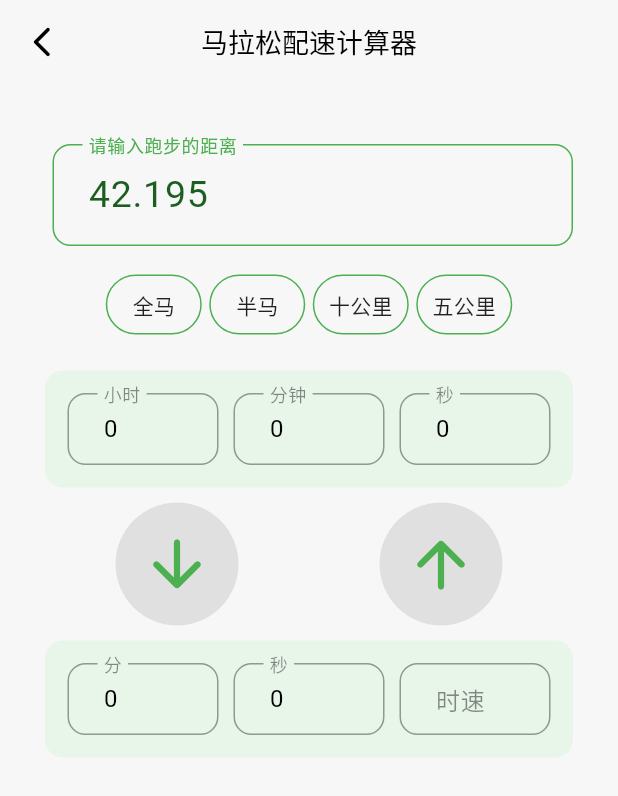
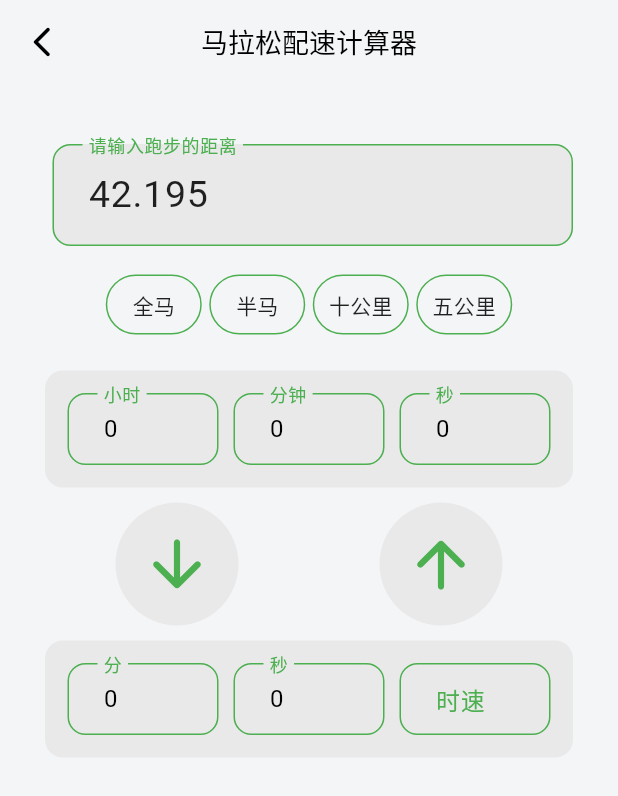
Before and after one commit to lintex/cabbbage, a Flutter app: the PaceCalculatePage screen opened directly, on a phone screen of 412 x 824 dp. Shown: the top 796 px of the screen. Run offline on Flutter 3.47's test engine with Material 3 defaults, Android fonts, the light colour scheme and no system bars; our stand-ins replace flutter_slidable, get, get_storage, isar, timeline_tile; accounts and stored records are empty; generated files the repository leaves out were written again.

Commit message:
黑暗模式所有页面修复

```diff
--- a/lib/components/my_textfield.dart
+++ b/lib/components/my_textfield.dart
@@ -28,13 +28,14 @@ class MyTextField extends StatelessWidget {
         border: roundBorder,
         enabledBorder: roundBorder,
         filled: true, // * 只有filled为true时，下面的fillColor才有效
-        fillColor: Theme.of(context).colorScheme.secondary,
+        fillColor: Theme.of(context).colorScheme.primary,
         focusedBorder: const OutlineInputBorder(
           borderSide: BorderSide(color: Colors.blue, width: 2),
           borderRadius: BorderRadius.all(Radius.circular(10)),
         ),
         hintText: hintText,
-        hintStyle: TextStyle(color: Theme.of(context).colorScheme.tertiary),
+        hintStyle:
+            TextStyle(color: Theme.of(context).colorScheme.inversePrimary),
         //labelText: labelText,
         labelStyle: const TextStyle(fontSize: 14),
       ),
--- a/lib/pages/marathonPage/my_marathon_list_tile.dart
+++ b/lib/pages/marathonPage/my_marathon_list_tile.dart
@@ -70,8 +70,8 @@ class MyMarathonListTile extends StatelessWidget {
                           .difference(DateTime.now())
                           .inHours <
                       24
-                  ? const Color.fromARGB(255, 246, 246, 246)
-                  : const Color.fromARGB(255, 234, 242, 255)),
+                  ? Theme.of(context).colorScheme.primary
+                  : Theme.of(context).colorScheme.primaryContainer),
           child: Row(
             mainAxisAlignment: MainAxisAlignment.spaceBetween,
             children: [
--- a/lib/pages/paceCalculatePage/my_pace_calculate_textfield.dart
+++ b/lib/pages/paceCalculatePage/my_pace_calculate_textfield.dart
@@ -36,19 +36,24 @@ class MyPaceCalculateTextField extends StatelessWidget {
       // errorText:_hourErrorText.isEmpty ? null : "6小时关门"
 
       decoration: InputDecoration(
-        focusedBorder: const OutlineInputBorder(
-          borderSide: BorderSide(color: Colors.black45, width: 2),
-          borderRadius: BorderRadius.all(Radius.circular(10)),
+        focusedBorder: OutlineInputBorder(
+          borderSide: BorderSide(
+              color: Theme.of(context).colorScheme.onSecondaryContainer,
+              width: 2),
+          borderRadius: const BorderRadius.all(Radius.circular(10)),
         ),
         contentPadding: const EdgeInsets.fromLTRB(20, 5, 10, 5),
         // 直接设置border 不起作用
         border: const OutlineInputBorder(
             borderRadius: BorderRadius.all(Radius.circular(12))),
-        enabledBorder: const OutlineInputBorder(
-            borderSide: BorderSide(color: Colors.black38, width: 1),
-            borderRadius: BorderRadius.all(Radius.circular(12))),
+        enabledBorder: OutlineInputBorder(
+            borderSide: BorderSide(
+                color: Theme.of(context).colorScheme.onSecondaryContainer,
+                width: 1),
+            borderRadius: const BorderRadius.all(Radius.circular(12))),
         labelText: text,
-        labelStyle: const TextStyle(color: Colors.black45),
+        labelStyle: TextStyle(
+            color: Theme.of(context).colorScheme.onSecondaryContainer),
         // hintStyle: const TextStyle(color: Colors.green),
       ),
     );
--- a/lib/pages/pace_calculate_page.dart
+++ b/lib/pages/pace_calculate_page.dart
@@ -118,25 +118,40 @@ class _PaceCalculatePageState extends State<PaceCalculatePage> {
                         keyboardType: TextInputType.number,
                         //autofocus: true,
                         textInputAction: TextInputAction.go,
-                        style:
-                            TextStyle(fontSize: 25, color: Colors.green[900]),
-                        decoration: const InputDecoration(
-                          contentPadding: EdgeInsets.fromLTRB(20, 15, 20, 15),
-                          border: OutlineInputBorder(
+                        style: TextStyle(
+                            fontSize: 25,
+                            color:
+                                Theme.of(context).colorScheme.inversePrimary),
+                        decoration: InputDecoration(
+                          filled: true,
+                          fillColor: Theme.of(context).colorScheme.primary,
+                          contentPadding:
+                              const EdgeInsets.fromLTRB(20, 15, 20, 15),
+                          border: const OutlineInputBorder(
                               borderRadius:
                                   BorderRadius.all(Radius.circular(12))),
                           enabledBorder: OutlineInputBorder(
-                              borderSide:
-                                  BorderSide(color: Colors.green, width: 1),
+                              borderSide: BorderSide(
+                                  color: Theme.of(context)
+                                      .colorScheme
+                                      .onSecondaryContainer,
+                                  width: 1),
                               borderRadius:
-                                  BorderRadius.all(Radius.circular(12))),
+                                  const BorderRadius.all(Radius.circular(12))),
                           focusedBorder: OutlineInputBorder(
-                            borderSide:
-                                BorderSide(color: Colors.green, width: 2),
-                            borderRadius: BorderRadius.all(Radius.circular(10)),
+                            borderSide: BorderSide(
+                                color: Theme.of(context)
+                                    .colorScheme
+                                    .onSecondaryContainer,
+                                width: 2),
+                            borderRadius:
+                                const BorderRadius.all(Radius.circular(10)),
                           ),
                           labelText: "请输入跑步的距离",
-                          labelStyle: TextStyle(color: Colors.green),
+                          labelStyle: TextStyle(
+                              color: Theme.of(context)
+                                  .colorScheme
+                                  .onSecondaryContainer),
                         ),
                       ),
                     ),
@@ -154,8 +169,10 @@ class _PaceCalculatePageState extends State<PaceCalculatePage> {
                       },
                       style: ButtonStyle(
                         side: MaterialStateProperty.all(
-                          const BorderSide(
-                              color: Colors.green, // 设置边框颜色为蓝色
+                          BorderSide(
+                              color: Theme.of(context)
+                                  .colorScheme
+                                  .onSecondaryContainer, // 设置边框颜色为蓝色
                               width: 1),
                         ),
                         padding: MaterialStateProperty.all(EdgeInsets.zero),
@@ -176,8 +193,10 @@ class _PaceCalculatePageState extends State<PaceCalculatePage> {
                       },
                       style: ButtonStyle(
                         side: MaterialStateProperty.all(
-                          const BorderSide(
-                              color: Colors.green, // 设置边框颜色为蓝色
+                          BorderSide(
+                              color: Theme.of(context)
+                                  .colorScheme
+                                  .onSecondaryContainer, // 设置边框颜色为蓝色
                               width: 1),
                         ),
                         padding: MaterialStateProperty.all(EdgeInsets.zero),
@@ -198,8 +217,10 @@ class _PaceCalculatePageState extends State<PaceCalculatePage> {
                       },
                       style: ButtonStyle(
                         side: MaterialStateProperty.all(
-                          const BorderSide(
-                              color: Colors.green, // 设置边框颜色为蓝色
+                          BorderSide(
+                              color: Theme.of(context)
+                                  .colorScheme
+                                  .onSecondaryContainer,
                               width: 1),
                         ),
                         padding: MaterialStateProperty.all(EdgeInsets.zero),
@@ -220,8 +241,10 @@ class _PaceCalculatePageState extends State<PaceCalculatePage> {
                       },
                       style: ButtonStyle(
                         side: MaterialStateProperty.all(
-                          const BorderSide(
-                              color: Colors.green, // 设置边框颜色为蓝色
+                          BorderSide(
+                              color: Theme.of(context)
+                                  .colorScheme
+                                  .onSecondaryContainer, // 设置边框颜色为蓝色
                               width: 1),
                         ),
                         padding: MaterialStateProperty.all(EdgeInsets.zero),
@@ -240,7 +263,7 @@ class _PaceCalculatePageState extends State<PaceCalculatePage> {
                 ),
                 Container(
                   decoration: BoxDecoration(
-                      color: Colors.green[50],
+                      color: Theme.of(context).colorScheme.primary,
                       borderRadius: BorderRadius.circular(12)),
                   padding: const EdgeInsets.all(15),
                   child: Row(
@@ -275,9 +298,10 @@ class _PaceCalculatePageState extends State<PaceCalculatePage> {
                       color: Theme.of(context).colorScheme.primary,
                       padding: const EdgeInsets.all(16),
                       shape: const CircleBorder(),
-                      child: const Icon(
+                      child: Icon(
                         Icons.arrow_downward_rounded,
-                        color: Colors.green,
+                        color:
+                            Theme.of(context).colorScheme.onSecondaryContainer,
                         size: 50,
                       ),
                     ),
@@ -287,9 +311,10 @@ class _PaceCalculatePageState extends State<PaceCalculatePage> {
                       color: Theme.of(context).colorScheme.primary,
                       padding: const EdgeInsets.all(16),
                       shape: const CircleBorder(),
-                      child: const Icon(
+                      child: Icon(
                         Icons.arrow_upward_rounded,
-                        color: Colors.green,
+                        color:
+                            Theme.of(context).colorScheme.onSecondaryContainer,
                         size: 50,
                       ),
                     ),
@@ -300,7 +325,7 @@ class _PaceCalculatePageState extends State<PaceCalculatePage> {
                 ),
                 Container(
                   decoration: BoxDecoration(
-                      color: Colors.green[50],
+                      color: Theme.of(context).colorScheme.primary,
                       borderRadius: BorderRadius.circular(12)),
                   padding: const EdgeInsets.all(15),
                   child: Row(
--- a/pubspec.yaml
+++ b/pubspec.yaml
@@ -45,6 +45,7 @@ dependencies:
   get_storage: ^2.1.1
   flutter_localizations:
     sdk: flutter
+  flex_color_scheme: ^7.3.1
 
 dev_dependencies:
   flutter_test:
```
Also changed, not shown: lib/pages/marathonPage/marathon_detail_page.dart (+16 -8 lines), lib/pages/marathonPage/new_marathon_page.dart (+7 -7 lines), lib/pages/marathon_page2.dart (+4 -3 lines), lib/theme/theme.dart (+22 -8 lines), lib/tools/tools.dart (+13 -10 lines), pubspec.lock.
